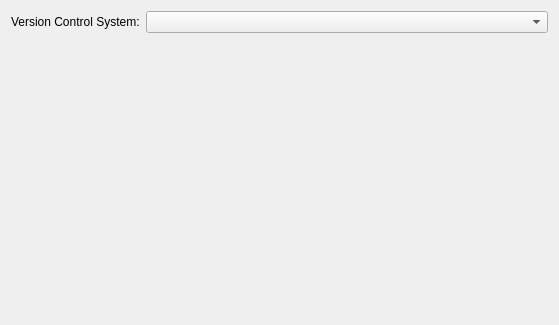
This is plugins/appwizard/projectvcspage.ui in KDE/kdevelop as Qt 5 draws it before an edit. The edited form follows.
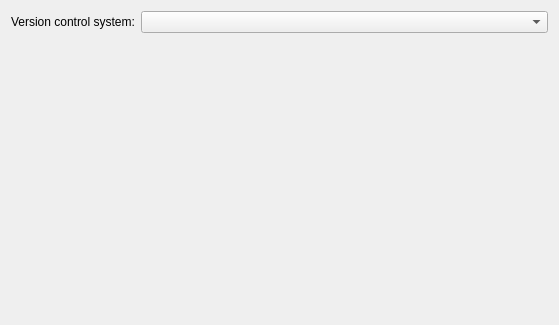
This is the edited form. Custom widgets are drawn as their Qt base class.

```diff
--- a/plugins/appwizard/projectvcspage.ui
+++ b/plugins/appwizard/projectvcspage.ui
@@ -15,7 +15,7 @@
      <item>
       <widget class="QLabel" name="label" >
        <property name="text" >
-        <string>Version Control System:</string>
+        <string>Version control system:</string>
        </property>
       </widget>
      </item>
```
